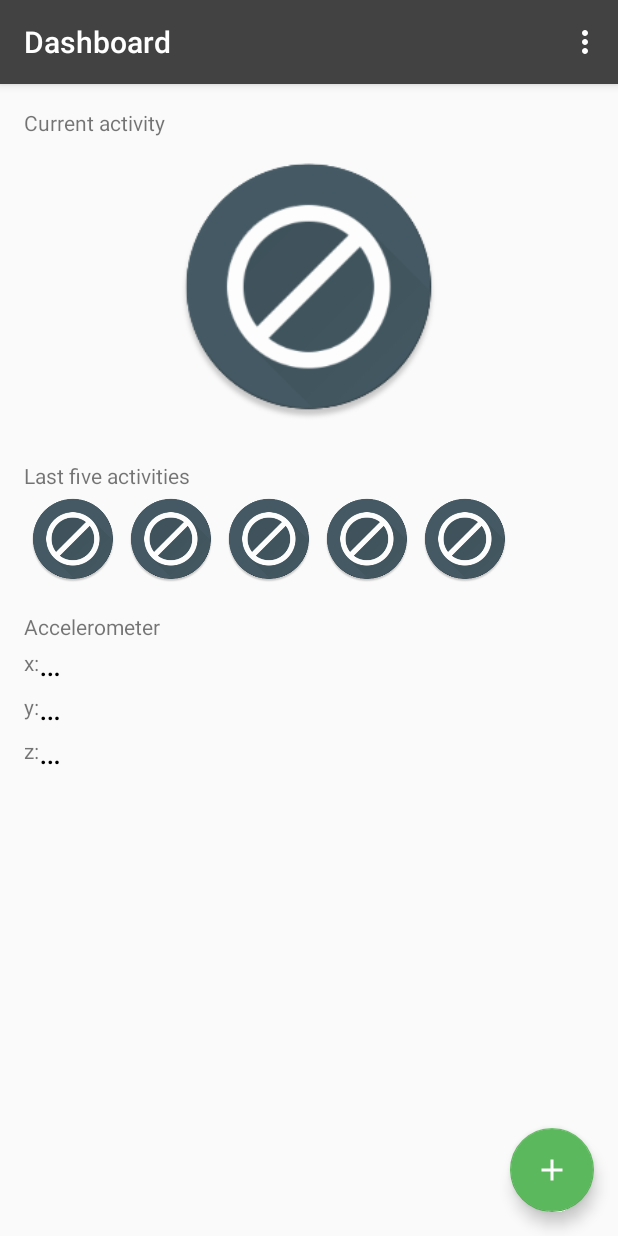
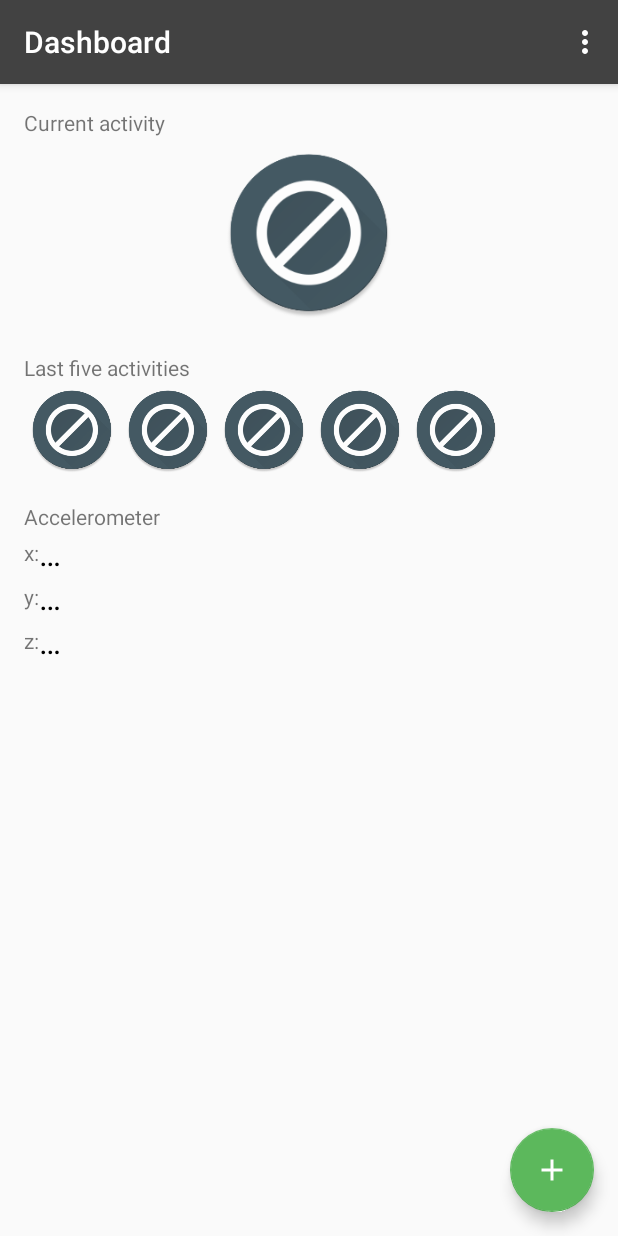
Before and after one commit to mlipa/move_client, an Android app: the DashboardActivity screen opened directly, with no data from a screen before it, on a phone screen of 412 x 824 dp. Run offline under Robolectric (Android 15) with nearby library versions, the light colour scheme and no system bars; our stand-ins replace Volley.

Commit message:
Change images size in dashboard layout

```diff
--- a/application/src/main/res/layout/activity_dashboard.xml
+++ b/application/src/main/res/layout/activity_dashboard.xml
@@ -23,8 +23,8 @@
 
         <ImageView
             android:id="@+id/iv_current_activity"
-            android:layout_width="200dp"
-            android:layout_height="200dp"
+            android:layout_width="128dp"
+            android:layout_height="128dp"
             android:layout_gravity="center"
             android:src="@drawable/activity_not_detected" />
 
@@ -44,36 +44,36 @@
 
             <ImageView
                 android:id="@+id/iv_first_activity"
-                android:layout_width="65dp"
-                android:layout_height="65dp"
+                android:layout_width="64dp"
+                android:layout_height="64dp"
                 android:layout_gravity="center"
                 android:src="@drawable/activity_not_detected" />
 
             <ImageView
                 android:id="@+id/iv_second_activity"
-                android:layout_width="65dp"
-                android:layout_height="65dp"
+                android:layout_width="64dp"
+                android:layout_height="64dp"
                 android:layout_gravity="center"
                 android:src="@drawable/activity_not_detected" />
 
             <ImageView
                 android:id="@+id/iv_third_activity"
-                android:layout_width="65dp"
-                android:layout_height="65dp"
+                android:layout_width="64dp"
+                android:layout_height="64dp"
                 android:layout_gravity="center"
                 android:src="@drawable/activity_not_detected" />
 
             <ImageView
                 android:id="@+id/iv_fourth_activity"
-                android:layout_width="65dp"
-                android:layout_height="65dp"
+                android:layout_width="64dp"
+                android:layout_height="64dp"
                 android:layout_gravity="center"
                 android:src="@drawable/activity_not_detected" />
 
             <ImageView
                 android:id="@+id/iv_fifth_activity"
-                android:layout_width="65dp"
-                android:layout_height="65dp"
+                android:layout_width="64dp"
+                android:layout_height="64dp"
                 android:layout_gravity="center"
                 android:src="@drawable/activity_not_detected" />
         </LinearLayout>
```
